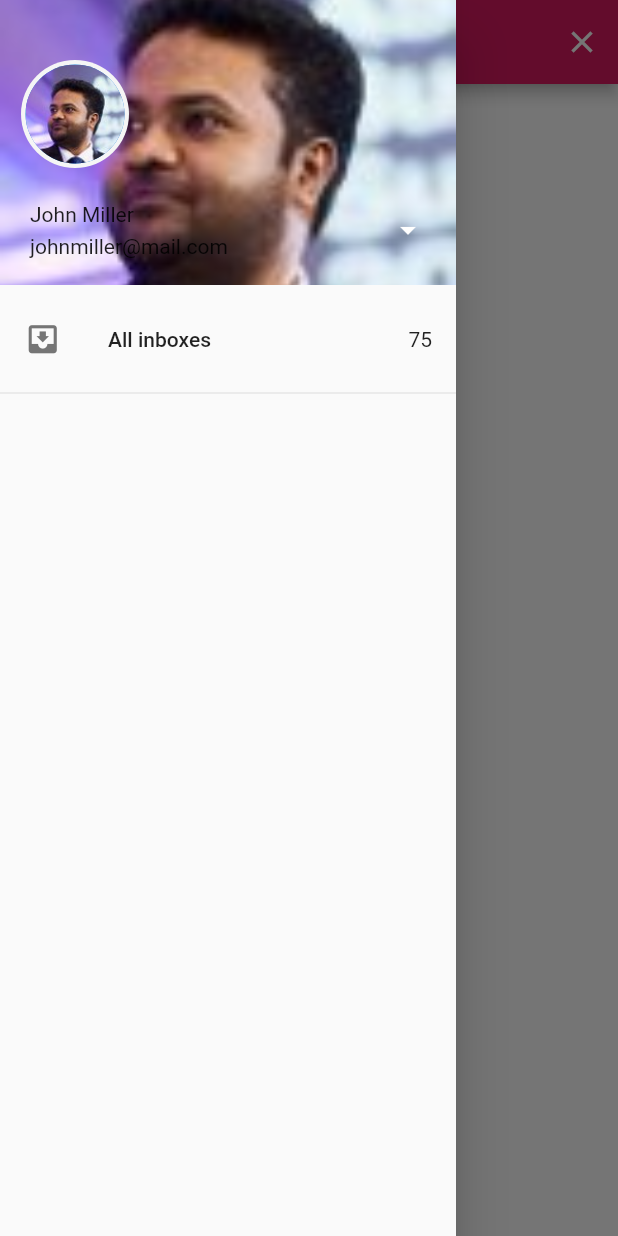
After one commit to jozn/flip_app, a Flutter app: the ChatTabPage screen opened directly, on a phone screen of 412 x 824 dp. The commit adds this screen. Run offline on Flutter 3.47's test engine with Material 2 defaults, Android fonts, the phone set to English and light mode, and no system bars; our stand-ins replace toast; missing offline and left inert: color_convert.

Commit message:
Add chat tab page draft

```diff
--- a/lib/main.dart
+++ b/lib/main.dart
@@ -4,6 +4,8 @@ import 'package:flip_app/ui/login.dart';
 import 'package:flip_app/ui/login/login_simple_green.dart';
 import 'package:flutter/material.dart';
 import 'package:toast/toast.dart';
+
+import 'ui/tab_chat.dart';
 
 void main() {
   runApp(MyApp());
@@ -108,6 +110,7 @@ class ListBasicRouteState extends State<ListBasicRoute> {
           },
         ),
         get("Login green", LoginSimpleGreenRoute()),
+        get("Main Chat tab", ChatTabPage()),
         Divider(
           height: 2,
           color: MyColors.grey_95,
--- a/lib/shared/fstrings.dart
+++ b/lib/shared/fstrings.dart
@@ -1,7 +1,6 @@
 
 class FStrings {
   static String app_title = "Flip App";
-
 
 
 
@@ -9,5 +8,4 @@ class FStrings {
   static String login_welcome = "به فلیپ خوش امدید.";
 
 
-
 }
--- /dev/null
+++ b/lib/shared/shared.dart
@@ -0,0 +1,2 @@
+import 'package:flip_app/shared/my_colors.dart';
+import 'package:flip_app/shared/my_text.dart';
--- /dev/null
+++ b/lib/ui/tab_chat.dart
@@ -0,0 +1,116 @@
+import 'package:flip_app/shared/fstrings.dart';
+import 'package:flutter/material.dart';
+import 'package:toast/toast.dart';
+import 'package:flip_app/shared/shared.dart';
+
+
+class ChatTabPage extends StatefulWidget {
+
+  ChatTabPage();
+
+  @override
+  ChatTabPageState createState() => new ChatTabPageState();
+}
+
+
+class ChatTabPageState extends State<ChatTabPage> {
+
+  GlobalKey<ScaffoldState> scaffoldKey = GlobalKey<ScaffoldState>();
+  BuildContext context;
+
+  void onDrawerItemClicked(String name){
+    Navigator.pop(context);
+    Toast.show(name+" Selected", context);
+  }
+
+  @override
+  void initState() {
+    super.initState();
+    Future.delayed(Duration(seconds: 1), () {
+      scaffoldKey.currentState.openDrawer();
+    });
+  }
+
+  @override
+  Widget build(BuildContext context) {
+    this.context = context;
+    Widget widget =  Scaffold(
+      key: scaffoldKey,
+      backgroundColor: Colors.white,
+      appBar: new AppBar(
+          title: new Text("Drawer Mail"),
+          backgroundColor: Colors.pink[600],
+          actions: <Widget>[
+            IconButton(
+              icon: const Icon(Icons.close),
+              onPressed: () { Navigator.pop(context); },
+            ),
+          ]
+      ),
+      drawer: Drawer(
+        child: SingleChildScrollView(
+          child: Column(
+            children: <Widget>[
+              Container(
+                height: 190,
+                child: Stack(
+                  children: <Widget>[
+                    Image.asset("assets/avatars/5.jpg",
+                      width: double.infinity, height: double.infinity, fit: BoxFit.cover,
+                    ),
+                    Padding(
+                      padding: EdgeInsets.symmetric(vertical: 40, horizontal: 14),
+                      child: CircleAvatar(
+                        radius: 36,
+                        backgroundColor: Colors.grey[100],
+                        child: CircleAvatar(
+                          radius: 33,
+                          backgroundImage: AssetImage("assets/avatars/5.jpg"),
+                        ),
+                      ),
+                    ),
+                    Align(
+                      alignment: Alignment.bottomLeft,
+                      child: Padding(
+                          padding: EdgeInsets.symmetric(horizontal: 20, vertical: 18),
+                          child: Row(
+                            children: <Widget>[
+                              Expanded(
+                                child: Column(
+                                  mainAxisSize: MainAxisSize.min,
+                                  crossAxisAlignment: CrossAxisAlignment.start,
+                                  children: <Widget>[
+                                    Text("John Miller",),
+                                    Container(height: 5),
+                                    Text("johnmiller@mail.com",)
+                                  ],
+                                ),
+                              ),
+                              InkWell(
+                                child: Icon(Icons.arrow_drop_down, size: 24.0, color: Colors.white),
+                                onTap: (){},
+                              )
+                            ],
+                          )
+                      ),
+                    ),
+                  ],
+                ),
+              ),
+              Container(height: 8),
+              ListTile(
+                title: Text("All inboxes", ),
+                leading: Icon(Icons.move_to_inbox, size: 25.0, color: Colors.grey[600]),
+                trailing: Text("75",),
+                onTap: (){onDrawerItemClicked("All inboxes");},
+              ),
+              Divider(),
+
+            ],
+          ),
+        ),
+      ),
+    );
+    return widget;
+  }
+}
```
